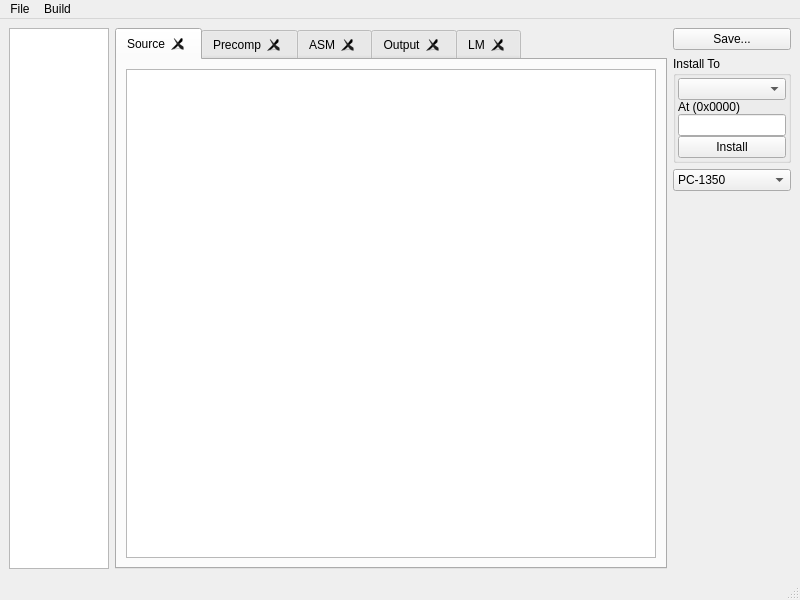
Before: the Qt Designer form ui/windowide.ui in TheProjecter/pockemul, drawn with Qt 5.
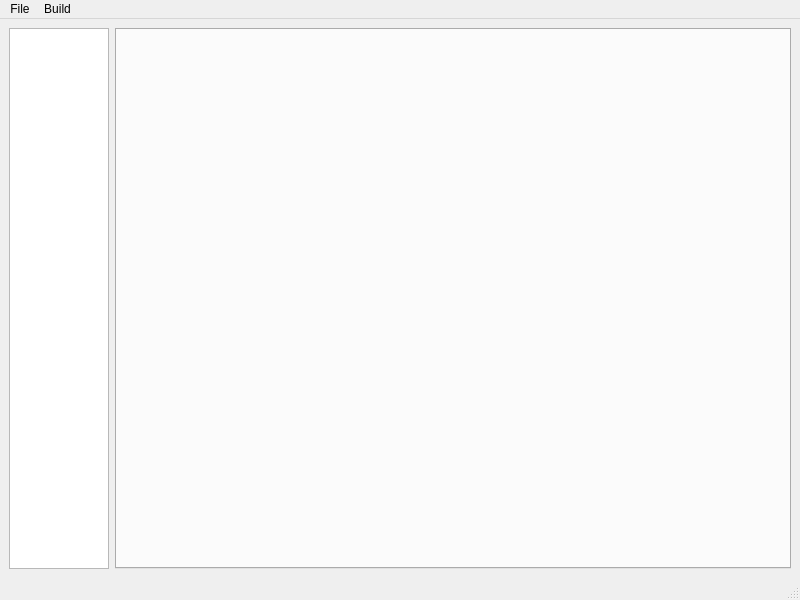
After: the same form once the commit is applied.

```diff
--- a/ui/windowide.ui
+++ b/ui/windowide.ui
@@ -70,169 +70,10 @@
           <property name="movable">
            <bool>true</bool>
           </property>
-          <widget class="QWidget" name="tab">
-           <attribute name="title">
-            <string>Source</string>
-           </attribute>
-           <layout class="QHBoxLayout" name="horizontalLayout_6">
-            <item>
-             <widget class="QPlainTextEdit" name="editor"/>
-            </item>
-           </layout>
-          </widget>
-          <widget class="QWidget" name="tab_2">
-           <attribute name="title">
-            <string>Precomp</string>
-           </attribute>
-           <layout class="QHBoxLayout" name="horizontalLayout_5">
-            <item>
-             <widget class="QPlainTextEdit" name="outputpp"/>
-            </item>
-           </layout>
-          </widget>
-          <widget class="QWidget" name="tab_3">
-           <attribute name="title">
-            <string>ASM</string>
-           </attribute>
-           <layout class="QHBoxLayout" name="horizontalLayout_4">
-            <item>
-             <widget class="QPlainTextEdit" name="outputasm"/>
-            </item>
-           </layout>
-          </widget>
-          <widget class="QWidget" name="tab_4">
-           <attribute name="title">
-            <string>Output</string>
-           </attribute>
-           <layout class="QHBoxLayout" name="horizontalLayout_7">
-            <item>
-             <widget class="QPlainTextEdit" name="outputstd"/>
-            </item>
-           </layout>
-          </widget>
-          <widget class="QWidget" name="tab_5">
-           <attribute name="title">
-            <string>LM</string>
-           </attribute>
-           <layout class="QHBoxLayout" name="horizontalLayout_8">
-            <item>
-             <widget class="QPlainTextEdit" name="outputlm"/>
-            </item>
-           </layout>
-          </widget>
          </widget>
         </item>
        </layout>
       </item>
-      <item>
-       <layout class="QVBoxLayout" name="verticalLayout">
-        <property name="sizeConstraint">
-         <enum>QLayout::SetMinimumSize</enum>
-        </property>
-        <item>
-         <widget class="QPushButton" name="savePB">
-          <property name="text">
-           <string>Save...</string>
-          </property>
-         </widget>
-        </item>
-        <item>
-         <widget class="QGroupBox" name="groupBox">
-          <property name="minimumSize">
-           <size>
-            <width>0</width>
-            <height>0</height>
-           </size>
-          </property>
-          <property name="title">
-           <string>Install To</string>
-          </property>
-          <layout class="QVBoxLayout" name="verticalLayout_3">
-           <property name="spacing">
-            <number>2</number>
-           </property>
-           <property name="margin">
-            <number>2</number>
-           </property>
-           <item>
-            <layout class="QVBoxLayout" name="verticalLayout_2">
-             <property name="spacing">
-              <number>0</number>
-             </property>
-             <property name="sizeConstraint">
-              <enum>QLayout::SetMinimumSize</enum>
-             </property>
-             <property name="leftMargin">
-              <number>0</number>
-             </property>
-             <property name="topMargin">
-              <number>0</number>
-             </property>
-             <property name="rightMargin">
-              <number>0</number>
-             </property>
-             <item>
-              <widget class="QComboBox" name="injectCB"/>
-             </item>
-             <item>
-              <widget class="QLabel" name="label">
-               <property name="text">
-                <string>At (0x0000)</string>
-               </property>
-              </widget>
-             </item>
-             <item>
-              <widget class="QLineEdit" name="origEdit">
-               <property name="sizePolicy">
-                <sizepolicy hsizetype="Preferred" vsizetype="Fixed">
-                 <horstretch>0</horstretch>
-                 <verstretch>0</verstretch>
-                </sizepolicy>
-               </property>
-               <property name="inputMask">
-                <string/>
-               </property>
-               <property name="text">
-                <string/>
-               </property>
-              </widget>
-             </item>
-             <item>
-              <widget class="QPushButton" name="installPB">
-               <property name="text">
-                <string>Install</string>
-               </property>
-              </widget>
-             </item>
-            </layout>
-           </item>
-          </layout>
-         </widget>
-        </item>
-        <item>
-         <widget class="QComboBox" name="modelCB">
-          <item>
-           <property name="text">
-            <string>PC-1350</string>
-           </property>
-          </item>
-         </widget>
-        </item>
-        <item>
-         <spacer name="verticalSpacer">
-          <property name="orientation">
-           <enum>Qt::Vertical</enum>
-          </property>
-          <property name="sizeHint" stdset="0">
-           <size>
-            <width>20</width>
-            <height>40</height>
-           </size>
-          </property>
-         </spacer>
-        </item>
-       </layout>
-      </item>
      </layout>
     </item>
    </layout>
```
Left out of the diff: 2 changed lines with no effect on the pictures.
